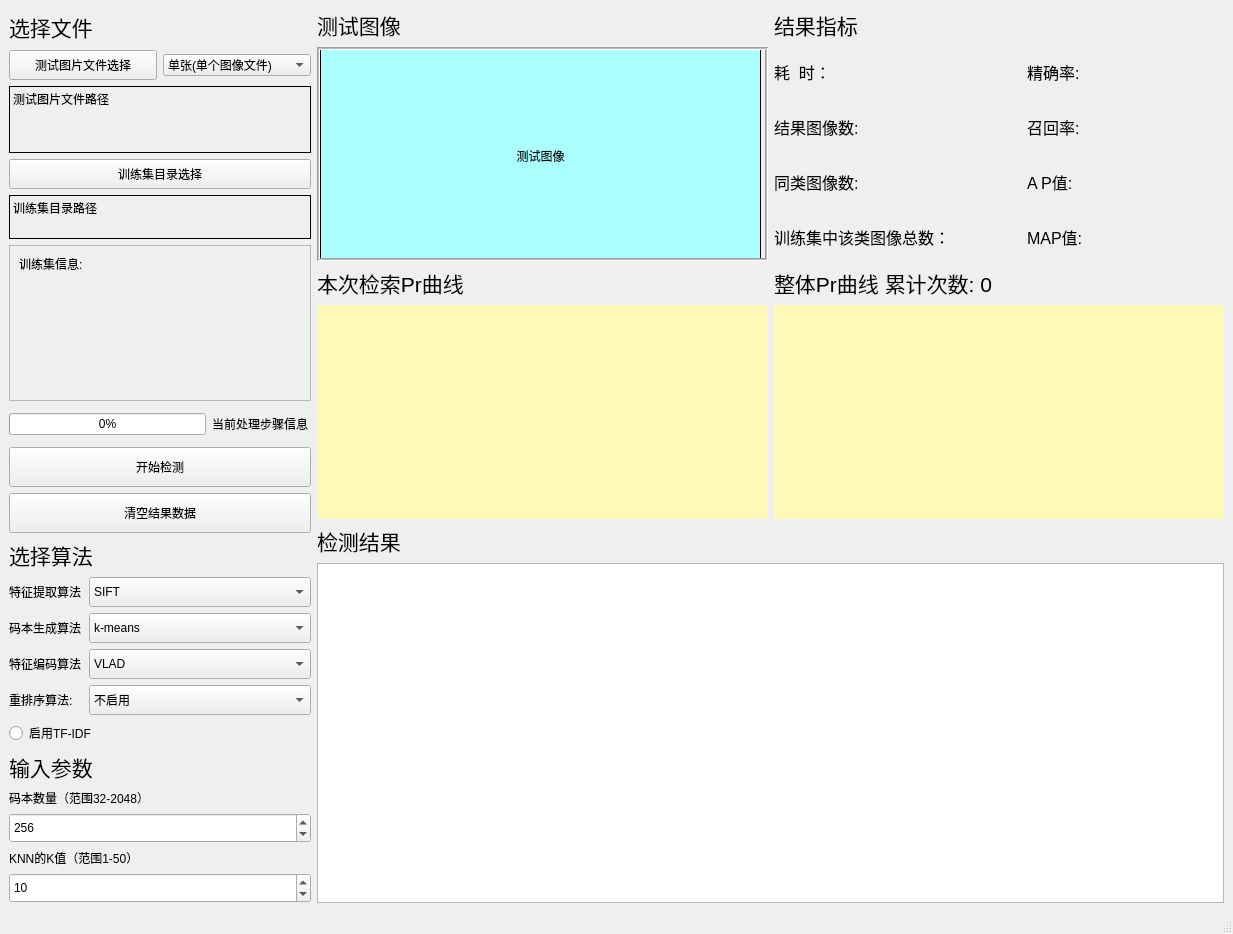
Before: the Qt Designer form feature_encoding_UI.ui in MIUTEpxx/image_retrieval_system, drawn with Qt 5.
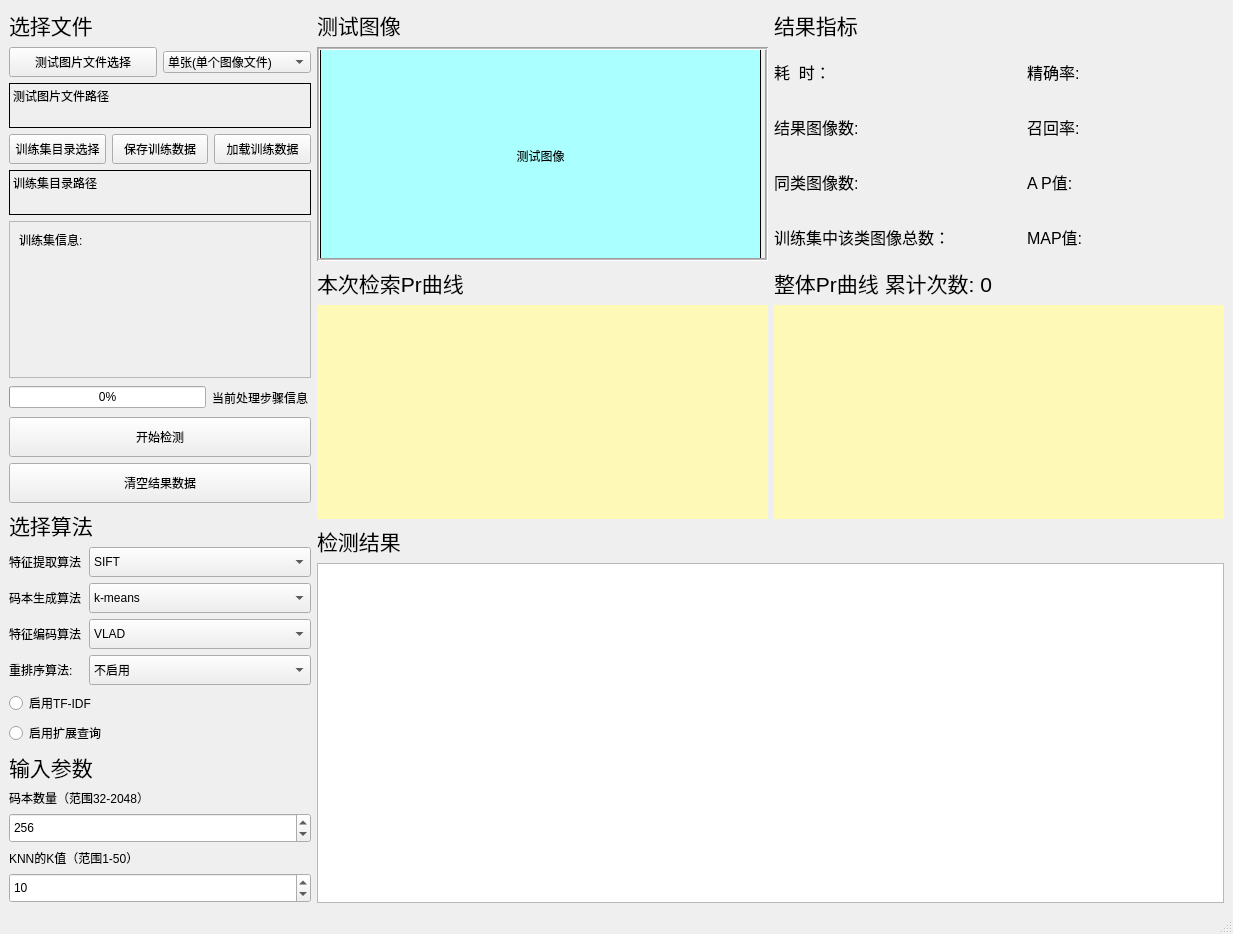
After: the same form once the commit is applied.

Commit message:
新增保存和加载训练结果的功能
选择训练集训练完成后, 会自动在程序目录下生成训练结果文件, 在下一次启动系统后, 可直接导入此训练结果文件, 避免重复训练

Patch:
```diff
--- a/feature_encoding_UI.ui
+++ b/feature_encoding_UI.ui
@@ -18,7 +18,7 @@
     <item>
      <layout class="QVBoxLayout" name="verticalLayout_2" stretch="4,1,1">
       <item>
-       <layout class="QVBoxLayout" name="verticalLayout_11" stretch="1,3,7,1,1,0">
+       <layout class="QVBoxLayout" name="verticalLayout_11" stretch="1,3,9,1,1,0">
         <item>
          <widget class="QLabel" name="label_10">
           <property name="font">
@@ -89,7 +89,9 @@
          </layout>
         </item>
         <item>
-         <layout class="QVBoxLayout" name="verticalLayout_8" stretch="1,2,7">
+         <layout class="QVBoxLayout" name="verticalLayout_8" stretch="0,2,7">
+          <item>
+           <layout class="QHBoxLayout" name="horizontalLayout_11">
           <item>
            <widget class="QPushButton" name="btn_select_train_dir">
             <property name="minimumSize">
@@ -104,6 +106,34 @@
            </widget>
           </item>
           <item>
+             <widget class="QPushButton" name="btn_save_training">
+              <property name="minimumSize">
+               <size>
+                <width>0</width>
+                <height>30</height>
+               </size>
+              </property>
+              <property name="text">
+               <string>保存训练数据</string>
+              </property>
+             </widget>
+            </item>
+            <item>
+             <widget class="QPushButton" name="btn_load_training">
+              <property name="minimumSize">
+               <size>
+                <width>0</width>
+                <height>30</height>
+               </size>
+              </property>
+              <property name="text">
+               <string>加载训练数据</string>
+              </property>
+             </widget>
+            </item>
+           </layout>
+          </item>
+          <item>
            <widget class="QLabel" name="lbl_train_dir_path">
             <property name="frameShape">
              <enum>QFrame::Box</enum>
@@ -130,7 +160,7 @@
                <x>0</x>
                <y>0</y>
                <width>294</width>
-               <height>161</height>
+               <height>168</height>
               </rect>
              </property>
              <layout class="QVBoxLayout" name="verticalLayout_12">
@@ -362,6 +392,8 @@
          </layout>
         </item>
         <item>
+         <layout class="QVBoxLayout" name="verticalLayout_5">
+          <item>
          <widget class="QRadioButton" name="rbtn_tfidf">
           <property name="text">
            <string>启用TF-IDF</string>
@@ -373,6 +405,21 @@
            <bool>false</bool>
           </property>
          </widget>
+          </item>
+          <item>
+           <widget class="QRadioButton" name="rbtn_qe">
+            <property name="text">
+             <string>启用扩展查询</string>
+            </property>
+            <property name="checkable">
+             <bool>true</bool>
+            </property>
+            <property name="autoExclusive">
+             <bool>false</bool>
+            </property>
+           </widget>
+          </item>
+         </layout>
         </item>
        </layout>
       </item>
```
Lines whose indentation alone changed are shown as unchanged. The commit also changes 2 other files.
